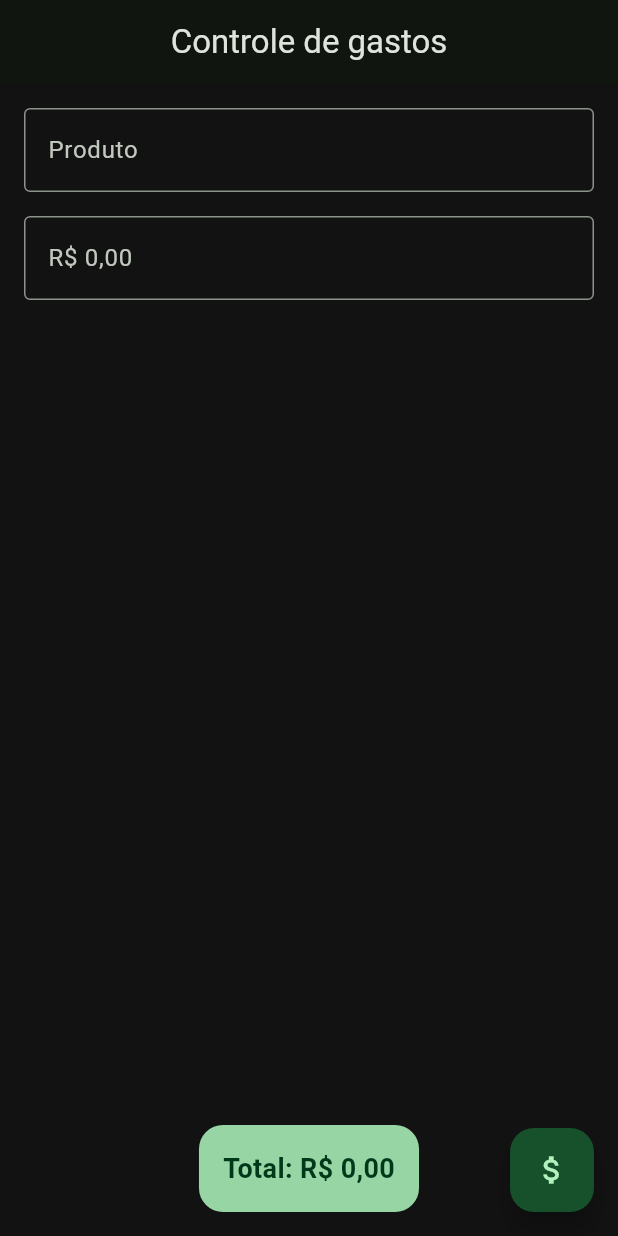
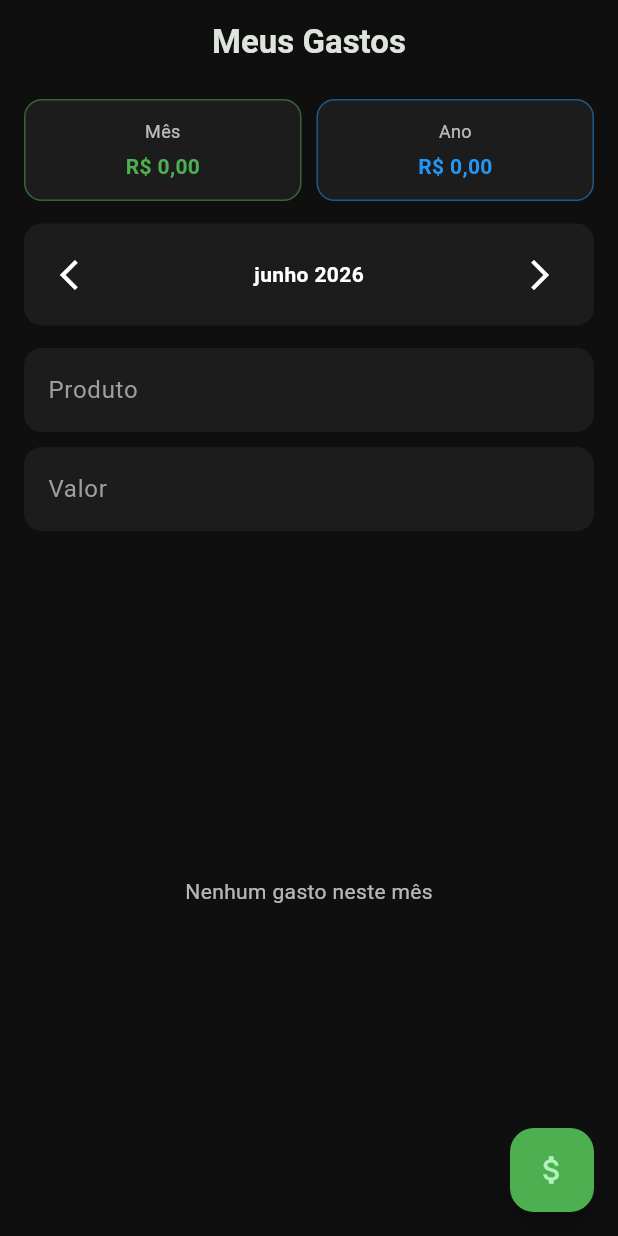
Before and after one commit to alexduar/controle-gastos-flutter, a Flutter app: the screen it shows after launch, on a phone screen of 412 x 824 dp. Run offline on Flutter 3.47's test engine with Material 3 defaults, Android fonts, the phone set to English and light mode, and no system bars; our stand-ins replace shared_preferences.

Commit message:
melhoria de codigo

```diff
--- a/lib/controllers/gasto_controller.dart
+++ b/lib/controllers/gasto_controller.dart
@@ -7,21 +7,21 @@ class GastoController {
 
   List<Gasto> get gastos => _gastos;
 
-  // 🔹 CARREGAR dados
   Future<void> carregar() async {
     final prefs = await SharedPreferences.getInstance();
     final data = prefs.getString('gastos');
 
-    if (data != null) {
-      List decoded = jsonDecode(data);
-      _gastos.clear();
-      _gastos.addAll(
-        decoded.map((e) => Gasto.fromJson(e)).toList(),
-      );
-    }
+    _gastos.clear();
+
+    if (data == null) return;
+
+    final List decoded = jsonDecode(data);
+
+    _gastos.addAll(
+      decoded.map((e) => Gasto.fromJson(e)).toList(),
+    );
   }
 
-  // 🔹 SALVAR dados
   Future<void> salvar() async {
     final prefs = await SharedPreferences.getInstance();
 
@@ -32,17 +32,34 @@ class GastoController {
     await prefs.setString('gastos', data);
   }
 
-  void adicionar(Gasto gasto) {
+  Future<void> adicionar(Gasto gasto) async {
     _gastos.add(gasto);
-    salvar(); // salva automaticamente
+    await salvar();
   }
 
-  void remover(int index) {
-    _gastos.removeAt(index);
-    salvar(); // salva automaticamente
+  Future<void> removerGasto(Gasto gasto) async {
+    _gastos.remove(gasto);
+    await salvar();
   }
 
-  double get total {
-    return _gastos.fold(0.0, (soma, g) => soma + g.valor);
+  double get total =>
+      _gastos.fold(0.0, (soma, g) => soma + g.valor);
+
+  List<Gasto> filtrarPorMes(int ano, int mes) {
+    return _gastos.where((gasto) {
+      return gasto.data.year == ano &&
+             gasto.data.month == mes;
+    }).toList();
   }
+
+  double totalPorMes(int ano, int mes) {
+    return filtrarPorMes(ano, mes)
+        .fold(0.0, (soma, g) => soma + g.valor);
+  }
+
+  double totalPorAno(int ano) {
+  return _gastos
+      .where((g) => g.data.year == ano)
+      .fold(0.0, (soma, g) => soma + g.valor);
 }
+}
--- a/lib/main.dart
+++ b/lib/main.dart
@@ -1,7 +1,13 @@
 import 'package:flutter/material.dart';
+import 'package:intl/date_symbol_data_local.dart';
+
 import 'views/home_page.dart';
 
-void main() {
+void main() async {
+  WidgetsFlutterBinding.ensureInitialized();
+
+  await initializeDateFormatting('pt_BR', null);
+
   runApp(const MyApp());
 }
 
@@ -30,7 +36,7 @@ theme: ThemeData(
 
         cardTheme: CardThemeData(
           elevation: 2,
-    color: Color(0xFF1E1E1E),
+          color: const Color(0xFF1E1E1E),
           shape: RoundedRectangleBorder(
             borderRadius: BorderRadius.circular(16),
           ),
--- a/lib/models/gasto_model.dart
+++ b/lib/models/gasto_model.dart
@@ -1,29 +1,35 @@
 class Gasto {
-  final String produto;
+  final String id;
+  final String descricao;
   final double valor;
   final DateTime data;
 
   Gasto({
-    required this.produto,
+    String? id,
+    required this.descricao,
     required this.valor,
     required this.data,
-  });
+  }) : id = id ?? DateTime.now().millisecondsSinceEpoch.toString();
 
+  /// 🔹 Converte para JSON (salvar no banco/local storage)
   Map<String, dynamic> toJson() {
     return {
-      'produto': produto,
+      'id': id,
+      'descricao': descricao,
       'valor': valor,
-      'data': data.toIso8601String(), // ✅ correto
+      'data': data.toIso8601String(),
     };
   }
 
+  /// 🔹 Converte do JSON (ler do banco/local storage)
   factory Gasto.fromJson(Map<String, dynamic> json) {
     return Gasto(
-      produto: json['produto'],
-      valor: json['valor'],
+      id: json['id'],
+      descricao: json['descricao'],
+      valor: (json['valor'] as num).toDouble(),
       data: json['data'] != null
           ? DateTime.parse(json['data'])
-          : DateTime.now(), // evita crash com dados antigos
+          : DateTime.now(),
     );
   }
 }
--- a/lib/views/home_page.dart
+++ b/lib/views/home_page.dart
@@ -1,5 +1,6 @@
 import 'package:flutter/material.dart';
 import 'package:intl/intl.dart';
+
 import '../controllers/gasto_controller.dart';
 import '../models/gasto_model.dart';
 import '../widgets/gasto_card.dart';
@@ -17,7 +18,11 @@ class _HomePageState extends State<HomePage> {
   final produtoController = TextEditingController();
   final valorController = TextEditingController();
 
-  final formatador = NumberFormat.currency(locale: 'pt_BR', symbol: 'R\$');
+  final formatador =
+      NumberFormat.currency(locale: 'pt_BR', symbol: 'R\$');
+
+  int mesSelecionado = DateTime.now().month;
+  int anoSelecionado = DateTime.now().year;
 
   @override
   void initState() {
@@ -35,118 +40,264 @@ class _HomePageState extends State<HomePage> {
     return digits.isEmpty ? 0.0 : double.parse(digits) / 100;
   }
 
-  void adicionarGasto() {
-    if (produtoController.text.isEmpty || valorController.text.isEmpty) return;
+  void adicionarGasto() async {
+    if (produtoController.text.isEmpty ||
+        valorController.text.isEmpty) return;
 
     double valor = _parseCurrency(valorController.text);
 
     if (valor <= 0) return;
 
-    setState(() {
-      controller.adicionar(
+    await controller.adicionar(
       Gasto(
-          produto: produtoController.text,
+        descricao: produtoController.text,
         valor: valor,
-          data: DateTime.now(), // ✅ ADICIONADO AQUI
+        data: DateTime.now(),
       ),
     );
 
+    setState(() {
       produtoController.clear();
       valorController.clear();
     });
   }
 
-  @override
-  void dispose() {
-    produtoController.dispose();
-    valorController.dispose();
-    super.dispose();
+  String nomeMes(int mes) {
+    return DateFormat.MMMM('pt_BR')
+        .format(DateTime(0, mes));
   }
 
   @override
   Widget build(BuildContext context) {
+    final gastosFiltrados = controller.filtrarPorMes(
+      anoSelecionado,
+      mesSelecionado,
+    );
+
+    final totalMes =
+        controller.totalPorMes(anoSelecionado, mesSelecionado);
+
+    final totalAno =
+        controller.totalPorAno(anoSelecionado);
+
     return Scaffold(
-      appBar: AppBar(title: const Text('Controle de gastos')),
+      backgroundColor: const Color(0xFF0F0F0F),
+
+      // 🔥 APPBAR LIMPA
+      appBar: AppBar(
+        title: const Text(
+          'Meus Gastos',
+          style: TextStyle(fontWeight: FontWeight.bold),
+        ),
+        centerTitle: true,
+        backgroundColor: const Color(0xFF0F0F0F),
+        elevation: 0,
+      ),
+
       body: Column(
         children: [
-          // PRODUTO
+          const SizedBox(height: 10),
+
+          // 🔥 CARDS RESUMO
           Padding(
-            padding: const EdgeInsets.all(16),
-            child: TextField(
+            padding: const EdgeInsets.symmetric(horizontal: 16),
+            child: Row(
+              children: [
+                _buildCard(
+                  "Mês",
+                  formatador.format(totalMes),
+                  Colors.green,
+                ),
+                const SizedBox(width: 10),
+                _buildCard(
+                  "Ano",
+                  formatador.format(totalAno),
+                  Colors.blue,
+                ),
+              ],
+            ),
+          ),
+
+          const SizedBox(height: 15),
+
+          // 🔥 SELETOR DE MÊS
+          Container(
+            margin: const EdgeInsets.symmetric(horizontal: 16),
+            padding: const EdgeInsets.symmetric(
+                horizontal: 12, vertical: 10),
+            decoration: BoxDecoration(
+              color: const Color(0xFF1C1C1C),
+              borderRadius: BorderRadius.circular(12),
+            ),
+            child: Row(
+              mainAxisAlignment: MainAxisAlignment.spaceBetween,
+              children: [
+                IconButton(
+                  onPressed: () {
+                    setState(() {
+                      if (mesSelecionado == 1) {
+                        mesSelecionado = 12;
+                        anoSelecionado--;
+                      } else {
+                        mesSelecionado--;
+                      }
+                    });
+                  },
+                  icon: const Icon(Icons.arrow_back_ios),
+                  color: Colors.white,
+                ),
+
+                Text(
+                  "${nomeMes(mesSelecionado)} $anoSelecionado",
+                  style: const TextStyle(
+                    color: Colors.white,
+                    fontWeight: FontWeight.bold,
+                  ),
+                ),
+
+                IconButton(
+                  onPressed: () {
+                    setState(() {
+                      if (mesSelecionado == 12) {
+                        mesSelecionado = 1;
+                        anoSelecionado++;
+                      } else {
+                        mesSelecionado++;
+                      }
+                    });
+                  },
+                  icon: const Icon(Icons.arrow_forward_ios),
+                  color: Colors.white,
+                ),
+              ],
+            ),
+          ),
+
+          const SizedBox(height: 15),
+
+          // 🔥 INPUTS MODERNOS
+          Padding(
+            padding: const EdgeInsets.symmetric(horizontal: 16),
+            child: Column(
+              children: [
+                TextField(
                   controller: produtoController,
-              decoration: const InputDecoration(
+                  style: const TextStyle(color: Colors.white),
+                  decoration: InputDecoration(
                     hintText: 'Produto',
-                border: OutlineInputBorder(),
+                    hintStyle:
+                        const TextStyle(color: Colors.grey),
+                    filled: true,
+                    fillColor: const Color(0xFF1C1C1C),
+                    border: OutlineInputBorder(
+                      borderRadius: BorderRadius.circular(12),
+                      borderSide: BorderSide.none,
                     ),
                   ),
                 ),
 
-          // VALOR
-          Padding(
-            padding: const EdgeInsets.symmetric(horizontal: 16),
-            child: TextField(
+                const SizedBox(height: 10),
+
+                TextField(
                   controller: valorController,
+                  style: const TextStyle(color: Colors.white),
                   keyboardType: TextInputType.number,
-              decoration: const InputDecoration(
-                hintText: 'R\$ 0,00',
-                border: OutlineInputBorder(),
+                  decoration: InputDecoration(
+                    hintText: 'Valor',
+                    hintStyle:
+                        const TextStyle(color: Colors.grey),
+                    filled: true,
+                    fillColor: const Color(0xFF1C1C1C),
+                    border: OutlineInputBorder(
+                      borderRadius: BorderRadius.circular(12),
+                      borderSide: BorderSide.none,
+                    ),
                   ),
                   onChanged: (value) {
                     double number = _parseCurrency(value);
-                String formatted = formatador.format(number);
+                    String formatted =
+                        formatador.format(number);
 
                     valorController.value = TextEditingValue(
                       text: formatted,
-                  selection:
-                      TextSelection.collapsed(offset: formatted.length),
+                      selection: TextSelection.collapsed(
+                        offset: formatted.length,
+                      ),
                     );
                   },
                 ),
+              ],
+            ),
           ),
 
-          // LISTA
+          const SizedBox(height: 10),
+
+          // 🔥 LISTA
           Expanded(
-            child: ListView.builder(
-              itemCount: controller.gastos.length,
+            child: gastosFiltrados.isEmpty
+                ? const Center(
+                    child: Text(
+                      "Nenhum gasto neste mês",
+                      style: TextStyle(color: Colors.white70),
+                    ),
+                  )
+                : ListView.builder(
+                    itemCount: gastosFiltrados.length,
                     itemBuilder: (context, index) {
-                final gasto = controller.gastos[index];
+                      final gasto = gastosFiltrados[index];
 
                       return GastoCard(
                         gasto: gasto,
-                  onDelete: () {
-                    setState(() {
-                      controller.remover(index);
-                    });
+                        onDelete: () async {
+                          await controller.removerGasto(gasto);
+                          setState(() {});
                         },
                       );
                     },
                   ),
           ),
-
-          // TOTAL
-          Container(
-            padding: const EdgeInsets.all(16),
-            margin: const EdgeInsets.all(16),
-            decoration: BoxDecoration(
-              color: Theme.of(context).colorScheme.primary,
-              borderRadius: BorderRadius.circular(16),
-            ),
-            child: Text(
-              'Total: ${formatador.format(controller.total)}',
-              style: TextStyle(
-                color: Theme.of(context).colorScheme.onPrimary,
-                fontSize: 18,
-                fontWeight: FontWeight.bold,
-              ),
-            ),
-          ),
         ],
       ),
 
+      // 🔥 BOTÃO FLUTUANTE
       floatingActionButton: FloatingActionButton(
+        backgroundColor: Colors.green,
         onPressed: adicionarGasto,
         child: const Icon(Icons.attach_money),
       ),
     );
   }
+
+  // 🔥 CARD RESUMO
+  Widget _buildCard(String title, String value, Color color) {
+    return Expanded(
+      child: Container(
+        padding: const EdgeInsets.all(12),
+        decoration: BoxDecoration(
+          color: const Color(0xFF1C1C1C),
+          borderRadius: BorderRadius.circular(12),
+          border: Border.all(color: color.withOpacity(0.5)),
+        ),
+        child: Column(
+          children: [
+            Text(
+              title,
+              style: const TextStyle(
+                color: Colors.white70,
+                fontSize: 12,
+              ),
+            ),
+            const SizedBox(height: 5),
+            Text(
+              value,
+              style: TextStyle(
+                color: color,
+                fontWeight: FontWeight.bold,
+              ),
+            ),
+          ],
+        ),
+      ),
+    );
   }
+}
```
Also changed, not shown: lib/widgets/gasto_card.dart (+23 -8 lines), 1 other file. Lines whose indentation alone changed are shown as unchanged.
